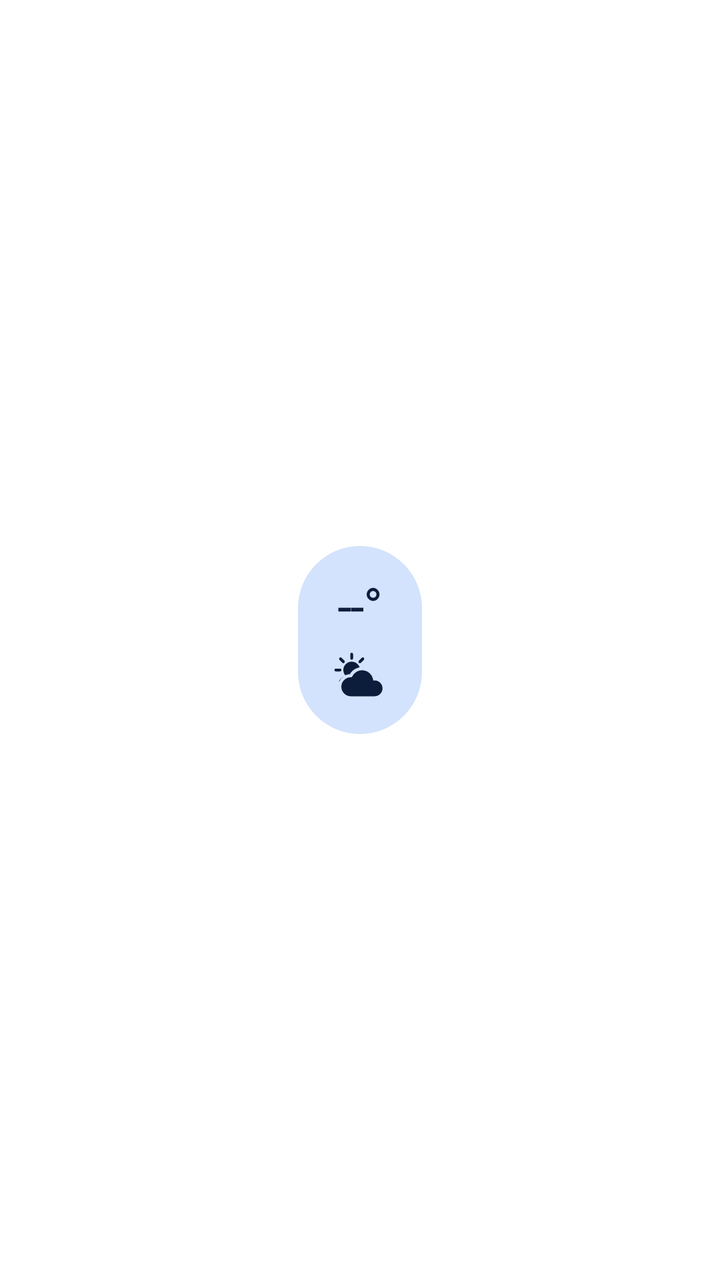
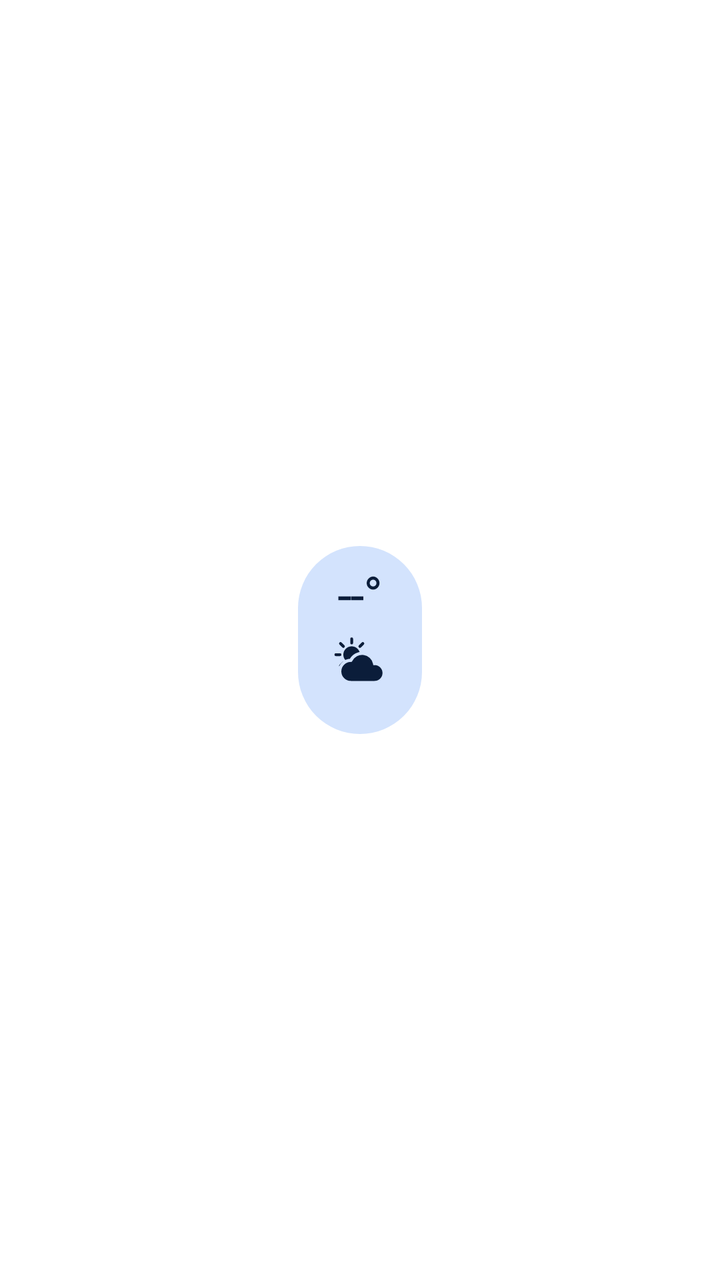

An Android layout rendered at two revisions. The XML below is the earlier revision; the diff shows what the commit changed to produce the second picture.
<!-- AndroidManifest.xml: fallback theme Theme.MaterialComponents.DayNight.NoActionBar -->
<!-- res/layout/widget.xml -->
<?xml version="1.0" encoding="utf-8"?>
<FrameLayout xmlns:android="http://schemas.android.com/apk/res/android"
    android:id="@+id/root"
    android:layout_width="match_parent"
    android:layout_height="match_parent">
    <LinearLayout
        android:layout_width="62dp"
        android:layout_height="94dp"
        android:layout_gravity="center"
        android:background="@drawable/bg"
        android:gravity="center"
        android:orientation="vertical"
        android:paddingTop="4dp">
        <TextView android:id="@+id/temp" android:layout_width="wrap_content" android:layout_height="wrap_content"
            android:text="--°" android:textColor="#0B1D3A" android:textSize="26sp" android:includeFontPadding="false"
            android:fontFamily="sans-serif" android:letterSpacing="-0.03" />
        <ImageView android:id="@+id/icon" android:layout_width="30dp" android:layout_height="30dp"
            android:layout_marginTop="6dp"
            android:src="@drawable/ic_partly_day" android:contentDescription="天气" />
        <TextView android:id="@+id/cond" android:layout_width="0dp" android:layout_height="0dp" android:visibility="gone" />
        <TextView android:id="@+id/place" android:layout_width="0dp" android:layout_height="0dp" android:visibility="gone" />
    </LinearLayout>
</FrameLayout>
<!-- resources referenced by this layout -->
<resources>
  <!-- drawable bg (drawable) -->
  <?xml version="1.0" encoding="utf-8"?>
  <shape xmlns:android="http://schemas.android.com/apk/res/android" android:shape="rectangle">
      <solid android:color="#D3E3FD" />
      <corners android:radius="31dp" />
  </shape>
  <!-- drawable ic_partly_day (drawable) -->
  <?xml version="1.0" encoding="utf-8"?>
  <vector xmlns:android="http://schemas.android.com/apk/res/android" android:width="72dp" android:height="72dp" android:viewportWidth="72" android:viewportHeight="72"><path android:strokeColor="#0B1D3A" android:strokeWidth="3.4" android:strokeLineCap="round" android:pathData="M40.0,24.0L45.0,24.0"/><path android:strokeColor="#0B1D3A" android:strokeWidth="3.4" android:strokeLineCap="round" android:pathData="M35.9,33.9L39.4,37.4"/><path android:strokeColor="#0B1D3A" android:strokeWidth="3.4" android:strokeLineCap="round" android:pathData="M26.0,38.0L26.0,43.0"/><path android:strokeColor="#0B1D3A" android:strokeWidth="3.4" android:strokeLineCap="round" android:pathData="M16.1,33.9L12.6,37.4"/><path android:strokeColor="#0B1D3A" android:strokeWidth="3.4" android:strokeLineCap="round" android:pathData="M12.0,24.0L7.0,24.0"/><path android:strokeColor="#0B1D3A" android:strokeWidth="3.4" android:strokeLineCap="round" android:pathData="M16.1,14.1L12.6,10.6"/><path android:strokeColor="#0B1D3A" android:strokeWidth="3.4" android:strokeLineCap="round" android:pathData="M26.0,10.0L26.0,5.0"/><path android:strokeColor="#0B1D3A" android:strokeWidth="3.4" android:strokeLineCap="round" android:pathData="M35.9,14.1L39.4,10.6"/><path android:fillColor="#0B1D3A" android:pathData="M16,24a10,10 0,1 0,20,0a10,10 0,1 0,-20,0z"/><group android:translateX="6" android:translateY="8" android:scaleX="0.95" android:scaleY="0.95"><path android:fillColor="#0B1D3A" android:strokeColor="#D3E3FD" android:strokeWidth="4" android:pathData="M20,52h30a12,12 0,0 0,0 -24a16,16 0,0 0,-30 -4a13,13 0,0 0,0 28z"/></group></vector>
</resources>

<!-- the commit's change to res/layout/widget.xml (unified diff, before → after) -->
@@ -15,8 +15,10 @@
             android:text="--°" android:textColor="#0B1D3A" android:textSize="26sp" android:includeFontPadding="false"
             android:fontFamily="sans-serif" android:letterSpacing="-0.03" />
         <ImageView android:id="@+id/icon" android:layout_width="30dp" android:layout_height="30dp"
-            android:layout_marginTop="6dp"
+            android:layout_marginTop="4dp"
             android:src="@drawable/ic_partly_day" android:contentDescription="天气" />
+        <TextView android:id="@+id/updated" android:layout_width="wrap_content" android:layout_height="wrap_content"
+            android:layout_marginTop="3dp" android:text="" android:textColor="#4A5A73" android:textSize="9sp" android:includeFontPadding="false" />
         <TextView android:id="@+id/cond" android:layout_width="0dp" android:layout_height="0dp" android:visibility="gone" />
         <TextView android:id="@+id/place" android:layout_width="0dp" android:layout_height="0dp" android:visibility="gone" />
     </LinearLayout>
